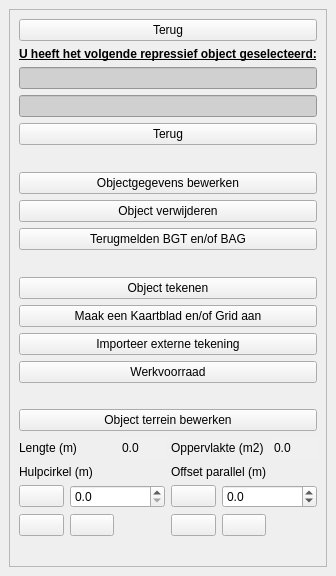
Before: the Qt Designer form plugin/oiv/repressief_object/oiv_repressief_object_widget.ui in OIV-NL-QGIS/QGIS_project, drawn with Qt 5.
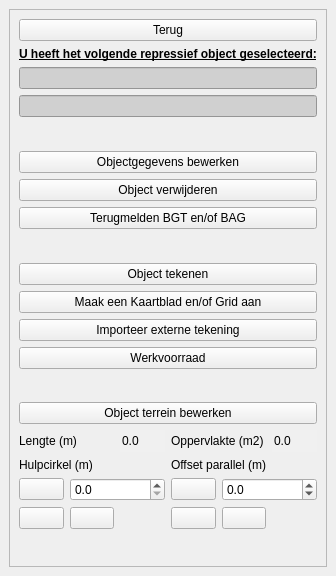
After: the same form once the commit is applied. Icons and pictures are not drawn.

```diff
--- a/plugin/oiv/repressief_object/oiv_repressief_object_widget.ui
+++ b/plugin/oiv/repressief_object/oiv_repressief_object_widget.ui
@@ -106,25 +106,6 @@
             </property>
            </widget>
           </item>
-          <item>
-           <widget class="QPushButton" name="terug">
-            <property name="sizePolicy">
-             <sizepolicy hsizetype="Minimum" vsizetype="Fixed">
-              <horstretch>0</horstretch>
-              <verstretch>0</verstretch>
-             </sizepolicy>
-            </property>
-            <property name="text">
-             <string>Terug</string>
-            </property>
-            <property name="iconSize">
-             <size>
-              <width>28</width>
-              <height>28</height>
-             </size>
-            </property>
-           </widget>
-          </item>
           <item>
            <spacer name="verticalSpacer_4">
             <property name="orientation">
```
